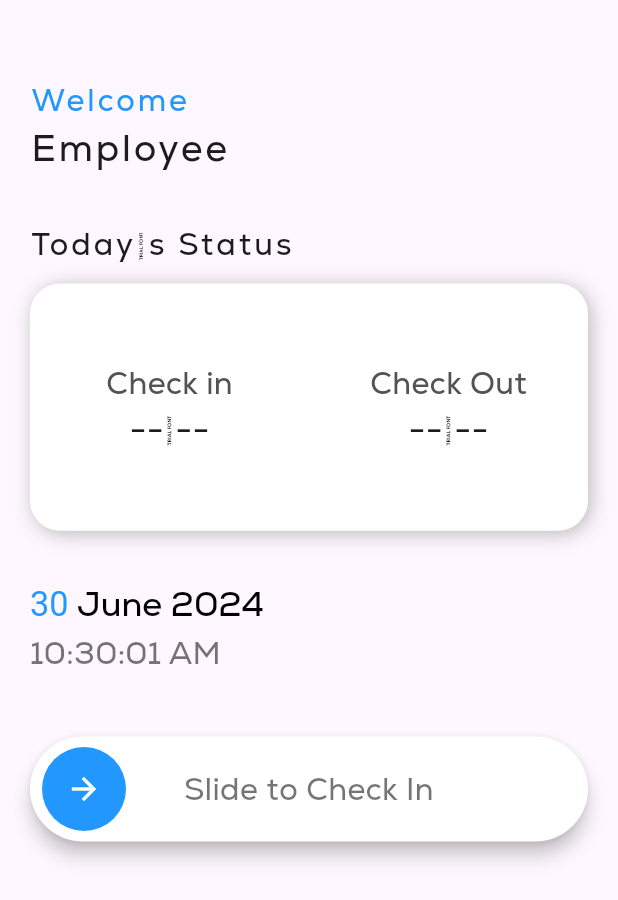
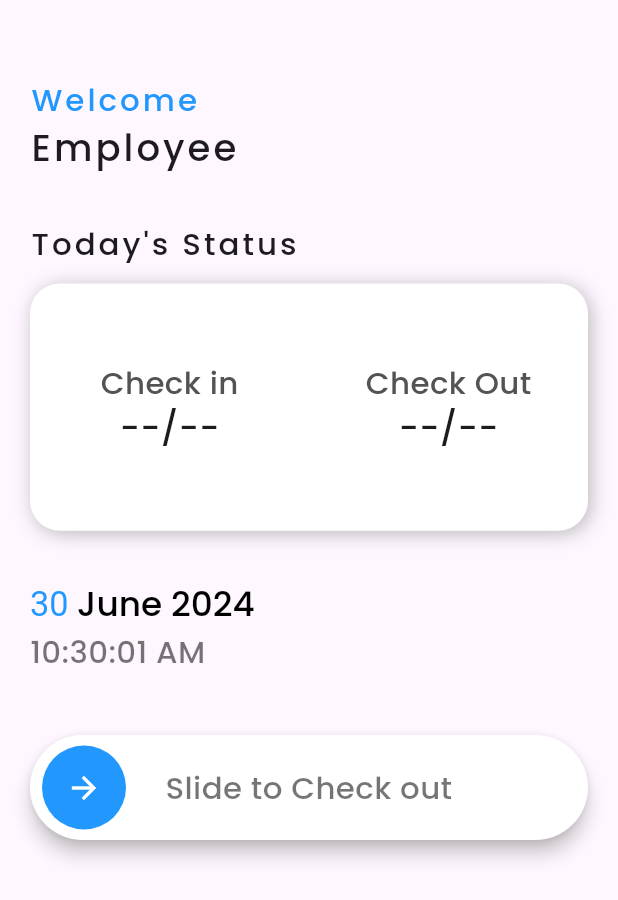
Before and after one commit to TarunHasija/Attendance-Management-system, a Flutter app: the TodayScreen screen opened directly, on a phone screen of 412 x 824 dp. Shown: the top 900 px of the screen. Run offline on Flutter 3.47's test engine with Material 3 defaults, Android fonts, the phone set to English and light mode, and no system bars; drawn by our look-alikes of slide_to_act; our stand-ins replace cloud_firestore, firebase_core, font_awesome_flutter, shared_preferences; accounts and stored records are empty.

```diff
--- a/lib/main.dart
+++ b/lib/main.dart
@@ -18,7 +18,7 @@ class MyApp extends StatelessWidget {
   Widget build(BuildContext context) {
     return MaterialApp(
       theme: ThemeData(
-        fontFamily: 'Nexa',
+        fontFamily: 'Poppins',
 
       ),
       debugShowCheckedModeBanner: false,
--- a/lib/screens/navscreens/todayscreen.dart
+++ b/lib/screens/navscreens/todayscreen.dart
@@ -153,7 +153,7 @@ class _TodayScreenState extends State<TodayScreen> {
                           style: const TextStyle(
                               color: Colors.black,
                               fontWeight: FontWeight.w300,
-                              fontFamily: 'Nexa'))
+                              fontFamily: 'Poppins'))
                     ]),
               )),
           StreamBuilder(
@@ -179,7 +179,7 @@ class _TodayScreenState extends State<TodayScreen> {
                         outerColor: Colors.white,
                         elevation: 5,
                         animationDuration: const Duration(milliseconds: 500),
-                        text: checkIn == '--/--'
+                        text: checkIn == '--:--'
                             ? "Slide to Check In"
                             : "Slide to Check out",
                         textStyle: TextStyle(
@@ -188,7 +188,7 @@ class _TodayScreenState extends State<TodayScreen> {
                         key: key,
                         onSubmit: () async {
 
-                          Timer(Duration(seconds: 1), (){
+                          Timer(const Duration(seconds: 1), (){
                             key.currentState!.reset();
                           });
 
```
Also changed, not shown: pubspec.yaml (+7 -6 lines), assets/fonts/Nexa Bold.otf (deleted), assets/fonts/Nexa Light.otf (deleted), assets/fonts/Nexa-Trial-Regular.ttf (deleted), assets/fonts/Poppins-Bold.ttf (added), assets/fonts/Poppins-Light.ttf (added), assets/fonts/Poppins-Medium.ttf (added), pubspec.lock.
